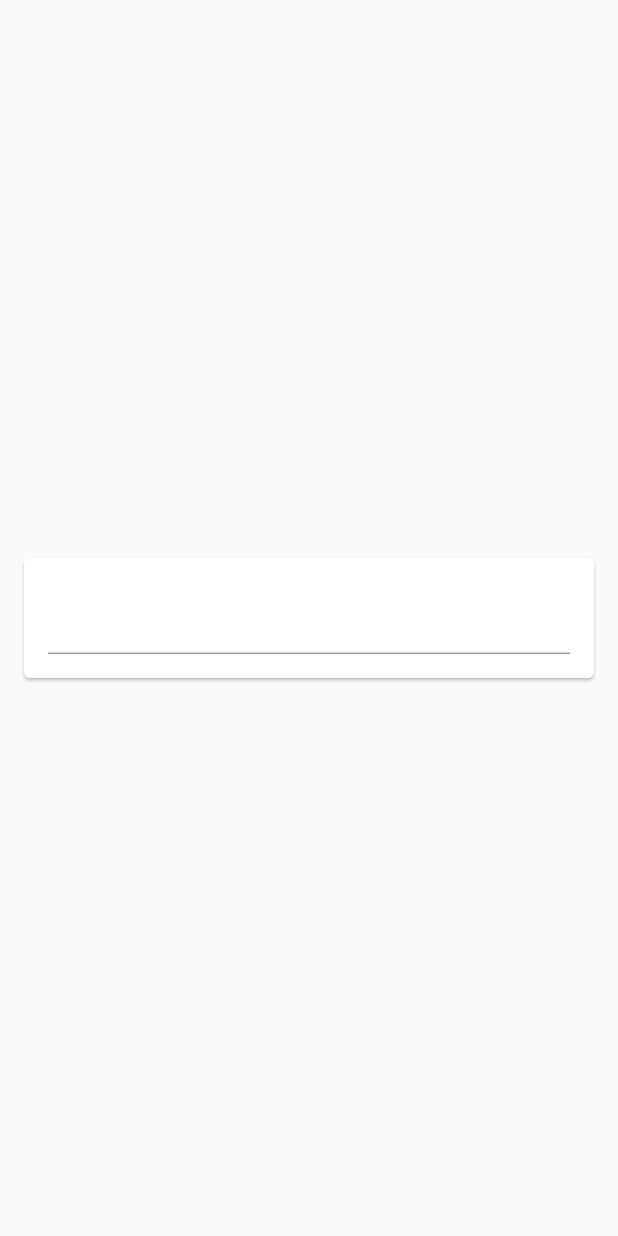
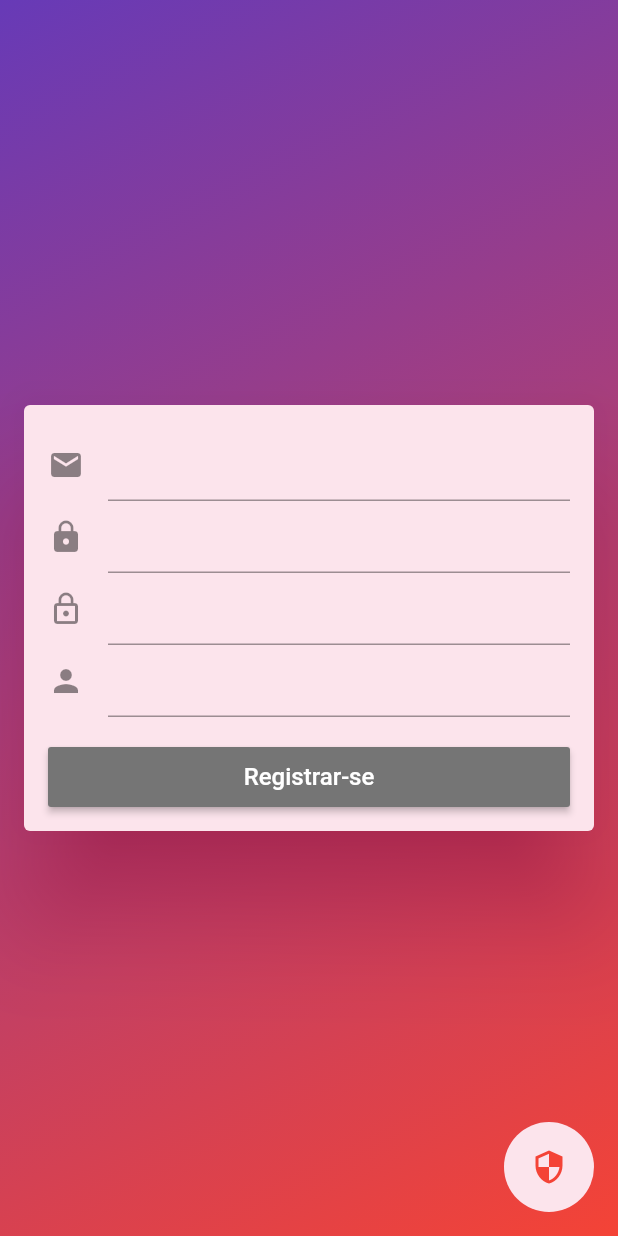
Before and after one commit to Tetano/ajudantetech, a Flutter app: the screen it shows after launch, on a phone screen of 412 x 824 dp. Run offline on Flutter 3.47's test engine with Material 2 defaults, Android fonts, the phone set to English and light mode, and no system bars; our stand-ins replace cloud_firestore, firebase_auth; accounts and stored records are empty.

Commit message:
Tela de Registro finalizada.

```diff
--- a/lib/main.dart
+++ b/lib/main.dart
@@ -24,6 +24,7 @@ class MyApp extends StatelessWidget {
       ],
       child: MaterialApp(
         title: 'Flutter Demo',
+        debugShowCheckedModeBanner: false,
         theme: ThemeData(
           primarySwatch: Colors.blue,
           visualDensity: VisualDensity.adaptivePlatformDensity,
--- a/lib/screens/register/register_screen.dart
+++ b/lib/screens/register/register_screen.dart
@@ -8,12 +8,26 @@ class RegisterScreen extends StatelessWidget {
 
   final GlobalKey<ScaffoldState> scaffoldKey = GlobalKey<ScaffoldState>();
 
+  String tittle = "Criar Conta";
   @override
   Widget build(BuildContext context) {
-    return Scaffold(
+    return Container(
+      decoration: BoxDecoration(
+      gradient: LinearGradient(
+        begin: Alignment.topLeft,
+        end: Alignment.bottomRight,
+        colors: [Colors.deepPurple,Colors.red]
+      )
+      ),
+        child: Scaffold(
           key: scaffoldKey,
-      body: Center(
+          backgroundColor: Colors.transparent,
+          body: Align(
+            alignment: Alignment.center,
             child: Card(
+              elevation: 30,
+              shadowColor: Colors.pink,
+              color: Colors.pink[50],
               margin: const EdgeInsets.symmetric(horizontal: 16),
               child: Form(
                 key: formKey,
@@ -24,14 +38,69 @@ class RegisterScreen extends StatelessWidget {
                       shrinkWrap: true,
                       children: [
                           TextFormField(
+                          decoration: const InputDecoration(alignLabelWithHint: true,icon: Icon(Icons.email)),
+                          ),
+                        TextFormField(
+                          onTap: (){
+                          },
+                          decoration: const InputDecoration(alignLabelWithHint: true, icon: Icon(Icons.lock),
 
+                        ),
+                        ),
+                        TextFormField(
+                          onTap: (){
+                          },
+                          decoration: const InputDecoration(alignLabelWithHint: true, icon: Icon(Icons.lock_outline),
+                          ),
+                        ),
+                        TextFormField(
+                          decoration: const InputDecoration(alignLabelWithHint: true,icon: Icon(Icons.person)),
+                        ),
+                        Padding(
+                          padding: EdgeInsets.fromLTRB(0, 20, 0,0),
+                          child: SizedBox(
+                            height: 40,
+                            child: RaisedButton(
+                              color: Colors.grey[600],
+                              onPressed: (){},
+                              child: Text(
+                                'Registrar-se',
+                                style: TextStyle(
+                                  fontSize: 16,
+                                  color: Colors.white
+                                ),
+                              ),
+                            ),
+                          ),
                         )
                       ],
                     );
                   }
                 ),
+              ),
+            ),
+          ),
+          floatingActionButton:
+            CircleAvatar(
 
-          ),
+              foregroundColor: Colors.pink[50],
+              backgroundColor: Colors.pink[50],
+              radius: 30,
+              child: IconButton(
+                onPressed: (){
+                  scaffoldKey.currentState.showSnackBar(
+                    SnackBar(
+                      content: Text("Não se preocupe, seus dados estão seguros e Criptografados"),
+                      backgroundColor: Colors.blue[300],
+                    )
+                  );
+                },
+                color: Colors.red,
+                icon: Icon(
+                  Icons.security,
+                  color: Colors.red,
+                )
+              )
             ),
         ),
     );
```
Lines whose indentation alone changed are shown as unchanged.
